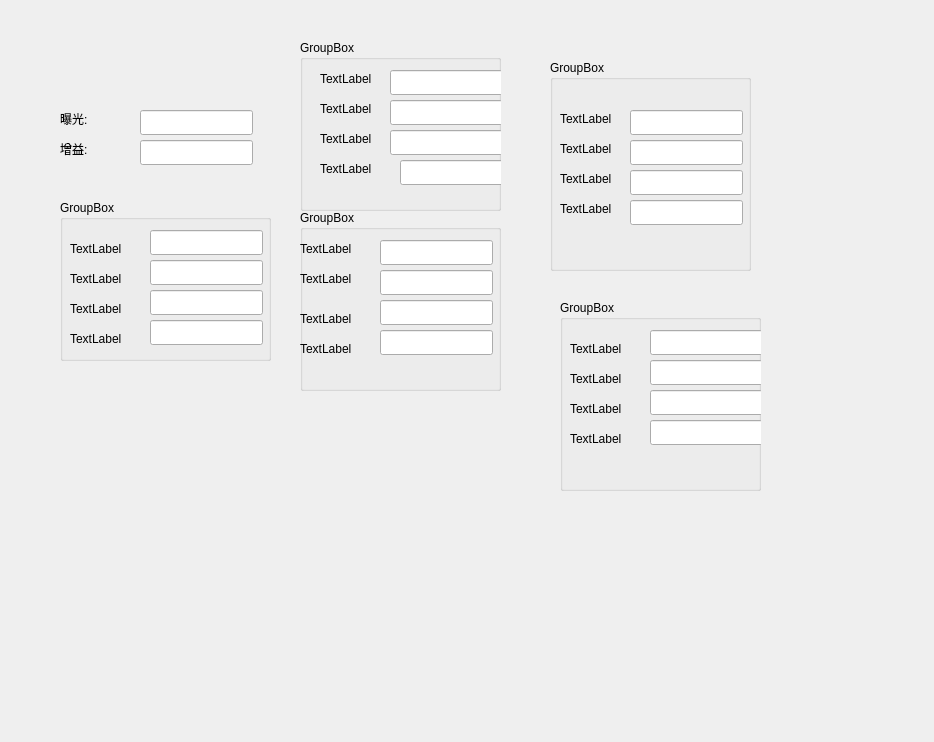
Before: the Qt Designer form weldroidProject/src/UI/XindeBao/preferences.ui in 295924038/robotics, drawn with Qt 5.
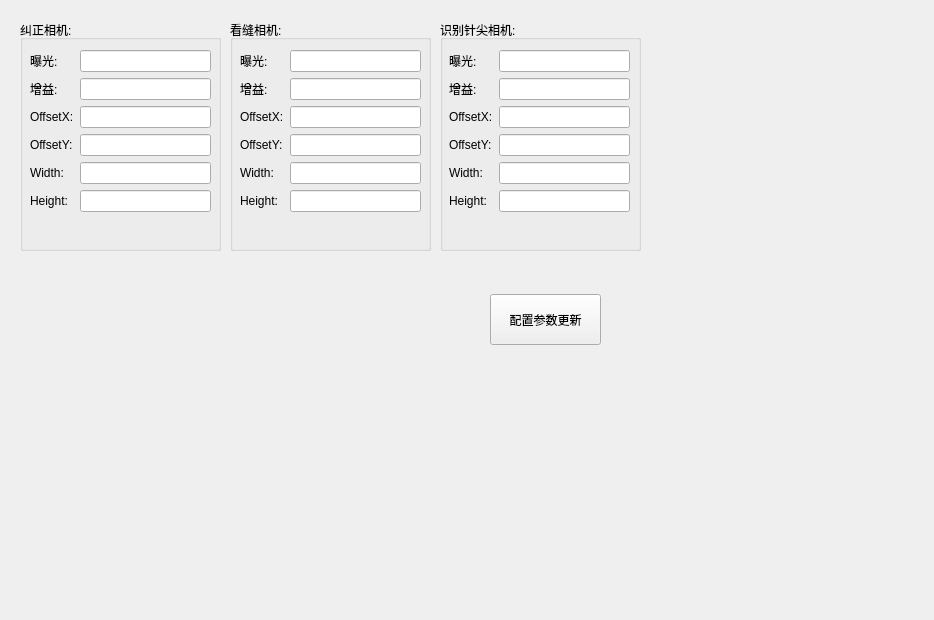
After: the same form once the commit is applied.

Commit message: 增加相机设置曝光增益roi等功能

The edit to the form file:
```diff
--- a/weldroidProject/src/UI/XindeBao/preferences.ui
+++ b/weldroidProject/src/UI/XindeBao/preferences.ui
@@ -7,582 +7,279 @@
     <x>0</x>
     <y>0</y>
     <width>934</width>
-    <height>742</height>
+    <height>620</height>
    </rect>
   </property>
   <property name="windowTitle">
    <string>Form</string>
   </property>
-  <widget class="QLabel" name="label">
-   <property name="geometry">
-    <rect>
-     <x>60</x>
-     <y>110</y>
-     <width>67</width>
-     <height>17</height>
-    </rect>
-   </property>
-   <property name="text">
-    <string>曝光:</string>
-   </property>
-  </widget>
-  <widget class="QLineEdit" name="lineEdit">
-   <property name="geometry">
-    <rect>
-     <x>140</x>
-     <y>110</y>
-     <width>113</width>
-     <height>25</height>
-    </rect>
-   </property>
-  </widget>
-  <widget class="QLabel" name="label_2">
-   <property name="geometry">
-    <rect>
-     <x>60</x>
-     <y>140</y>
-     <width>67</width>
-     <height>17</height>
-    </rect>
-   </property>
-   <property name="text">
-    <string>增益:</string>
-   </property>
-  </widget>
-  <widget class="QLineEdit" name="lineEdit_2">
-   <property name="geometry">
-    <rect>
-     <x>140</x>
-     <y>140</y>
-     <width>113</width>
-     <height>25</height>
-    </rect>
-   </property>
-  </widget>
   <widget class="QGroupBox" name="groupBox">
    <property name="geometry">
     <rect>
-     <x>60</x>
-     <y>200</y>
-     <width>211</width>
-     <height>161</height>
+     <x>20</x>
+     <y>20</y>
+     <width>201</width>
+     <height>231</height>
     </rect>
    </property>
    <property name="title">
-    <string>GroupBox</string>
+    <string>纠正相机:</string>
    </property>
-   <widget class="QLabel" name="label_3">
+   <widget class="QWidget" name="formLayoutWidget">
     <property name="geometry">
      <rect>
       <x>10</x>
-      <y>40</y>
-      <width>67</width>
-      <height>17</height>
-     </rect>
-    </property>
-    <property name="text">
-     <string>TextLabel</string>
-    </property>
-   </widget>
-   <widget class="QLabel" name="label_4">
-    <property name="geometry">
-     <rect>
-      <x>10</x>
-      <y>70</y>
-      <width>67</width>
-      <height>17</height>
-     </rect>
-    </property>
-    <property name="text">
-     <string>TextLabel</string>
-    </property>
-   </widget>
-   <widget class="QLabel" name="label_5">
-    <property name="geometry">
-     <rect>
-      <x>10</x>
-      <y>100</y>
-      <width>67</width>
-      <height>17</height>
-     </rect>
-    </property>
-    <property name="text">
-     <string>TextLabel</string>
-    </property>
-   </widget>
-   <widget class="QLabel" name="label_6">
-    <property name="geometry">
-     <rect>
-      <x>10</x>
-      <y>130</y>
-      <width>67</width>
-      <height>17</height>
-     </rect>
-    </property>
-    <property name="text">
-     <string>TextLabel</string>
-    </property>
-   </widget>
-   <widget class="QLineEdit" name="lineEdit_3">
-    <property name="geometry">
-     <rect>
-      <x>90</x>
       <y>30</y>
-      <width>113</width>
-      <height>25</height>
+      <width>181</width>
+      <height>191</height>
      </rect>
     </property>
-   </widget>
-   <widget class="QLineEdit" name="lineEdit_4">
-    <property name="geometry">
-     <rect>
-      <x>90</x>
-      <y>60</y>
-      <width>113</width>
-      <height>25</height>
-     </rect>
-    </property>
-   </widget>
-   <widget class="QLineEdit" name="lineEdit_5">
-    <property name="geometry">
-     <rect>
-      <x>90</x>
-      <y>90</y>
-      <width>113</width>
-      <height>25</height>
-     </rect>
-    </property>
-   </widget>
-   <widget class="QLineEdit" name="lineEdit_6">
-    <property name="geometry">
-     <rect>
-      <x>90</x>
-      <y>120</y>
-      <width>113</width>
-      <height>25</height>
-     </rect>
-    </property>
+    <layout class="QFormLayout" name="formLayout">
+     <item row="0" column="0">
+      <widget class="QLabel" name="label_3">
+       <property name="text">
+        <string>曝光:</string>
+       </property>
+      </widget>
+     </item>
+     <item row="0" column="1">
+      <widget class="QLineEdit" name="lineEdit_3"/>
+     </item>
+     <item row="1" column="0">
+      <widget class="QLabel" name="label_4">
+       <property name="text">
+        <string>增益:</string>
+       </property>
+      </widget>
+     </item>
+     <item row="2" column="0">
+      <widget class="QLabel" name="label_5">
+       <property name="text">
+        <string>OffsetX:</string>
+       </property>
+      </widget>
+     </item>
+     <item row="3" column="0">
+      <widget class="QLabel" name="label_6">
+       <property name="text">
+        <string>OffsetY:</string>
+       </property>
+      </widget>
+     </item>
+     <item row="4" column="0">
+      <widget class="QLabel" name="label_23">
+       <property name="text">
+        <string>Width:</string>
+       </property>
+      </widget>
+     </item>
+     <item row="5" column="0">
+      <widget class="QLabel" name="label_24">
+       <property name="text">
+        <string>Height:</string>
+       </property>
+      </widget>
+     </item>
+     <item row="1" column="1">
+      <widget class="QLineEdit" name="lineEdit_4"/>
+     </item>
+     <item row="2" column="1">
+      <widget class="QLineEdit" name="lineEdit_5"/>
+     </item>
+     <item row="3" column="1">
+      <widget class="QLineEdit" name="lineEdit_6"/>
+     </item>
+     <item row="4" column="1">
+      <widget class="QLineEdit" name="lineEdit_23"/>
+     </item>
+     <item row="5" column="1">
+      <widget class="QLineEdit" name="lineEdit_24"/>
+     </item>
+    </layout>
    </widget>
   </widget>
   <widget class="QGroupBox" name="groupBox_2">
    <property name="geometry">
     <rect>
-     <x>300</x>
-     <y>40</y>
+     <x>230</x>
+     <y>20</y>
      <width>201</width>
-     <height>171</height>
+     <height>231</height>
     </rect>
    </property>
    <property name="title">
-    <string>GroupBox</string>
+    <string>看缝相机:</string>
    </property>
-   <widget class="QLabel" name="label_7">
+   <widget class="QWidget" name="formLayoutWidget_2">
     <property name="geometry">
      <rect>
-      <x>20</x>
+      <x>10</x>
       <y>30</y>
-      <width>67</width>
-      <height>17</height>
+      <width>181</width>
+      <height>191</height>
      </rect>
     </property>
-    <property name="text">
-     <string>TextLabel</string>
-    </property>
-   </widget>
-   <widget class="QLabel" name="label_8">
-    <property name="geometry">
-     <rect>
-      <x>20</x>
-      <y>60</y>
-      <width>67</width>
-      <height>17</height>
-     </rect>
-    </property>
-    <property name="text">
-     <string>TextLabel</string>
-    </property>
-   </widget>
-   <widget class="QLabel" name="label_9">
-    <property name="geometry">
-     <rect>
-      <x>20</x>
-      <y>90</y>
-      <width>67</width>
-      <height>17</height>
-     </rect>
-    </property>
-    <property name="text">
-     <string>TextLabel</string>
-    </property>
-   </widget>
-   <widget class="QLabel" name="label_10">
-    <property name="geometry">
-     <rect>
-      <x>20</x>
-      <y>120</y>
-      <width>67</width>
-      <height>17</height>
-     </rect>
-    </property>
-    <property name="text">
-     <string>TextLabel</string>
-    </property>
-   </widget>
-   <widget class="QLineEdit" name="lineEdit_7">
-    <property name="geometry">
-     <rect>
-      <x>90</x>
-      <y>30</y>
-      <width>113</width>
-      <height>25</height>
-     </rect>
-    </property>
-   </widget>
-   <widget class="QLineEdit" name="lineEdit_8">
-    <property name="geometry">
-     <rect>
-      <x>90</x>
-      <y>60</y>
-      <width>113</width>
-      <height>25</height>
-     </rect>
-    </property>
-   </widget>
-   <widget class="QLineEdit" name="lineEdit_9">
-    <property name="geometry">
-     <rect>
-      <x>90</x>
-      <y>90</y>
-      <width>113</width>
-      <height>25</height>
-     </rect>
-    </property>
-   </widget>
-   <widget class="QLineEdit" name="lineEdit_10">
-    <property name="geometry">
-     <rect>
-      <x>100</x>
-      <y>120</y>
-      <width>113</width>
-      <height>25</height>
-     </rect>
-    </property>
+    <layout class="QFormLayout" name="formLayout_2">
+     <item row="0" column="0">
+      <widget class="QLabel" name="label_10">
+       <property name="text">
+        <string>曝光:</string>
+       </property>
+      </widget>
+     </item>
+     <item row="1" column="0">
+      <widget class="QLabel" name="label_8">
+       <property name="text">
+        <string>增益:</string>
+       </property>
+      </widget>
+     </item>
+     <item row="2" column="0">
+      <widget class="QLabel" name="label_7">
+       <property name="text">
+        <string>OffsetX:</string>
+       </property>
+      </widget>
+     </item>
+     <item row="3" column="0">
+      <widget class="QLabel" name="label_9">
+       <property name="text">
+        <string>OffsetY:</string>
+       </property>
+      </widget>
+     </item>
+     <item row="4" column="0">
+      <widget class="QLabel" name="label_26">
+       <property name="text">
+        <string>Width:</string>
+       </property>
+      </widget>
+     </item>
+     <item row="5" column="0">
+      <widget class="QLabel" name="label_25">
+       <property name="text">
+        <string>Height:</string>
+       </property>
+      </widget>
+     </item>
+     <item row="0" column="1">
+      <widget class="QLineEdit" name="lineEdit_7"/>
+     </item>
+     <item row="1" column="1">
+      <widget class="QLineEdit" name="lineEdit_8"/>
+     </item>
+     <item row="2" column="1">
+      <widget class="QLineEdit" name="lineEdit_9"/>
+     </item>
+     <item row="3" column="1">
+      <widget class="QLineEdit" name="lineEdit_10"/>
+     </item>
+     <item row="4" column="1">
+      <widget class="QLineEdit" name="lineEdit_26"/>
+     </item>
+     <item row="5" column="1">
+      <widget class="QLineEdit" name="lineEdit_25"/>
+     </item>
+    </layout>
    </widget>
   </widget>
   <widget class="QGroupBox" name="groupBox_3">
    <property name="geometry">
     <rect>
-     <x>300</x>
-     <y>210</y>
+     <x>440</x>
+     <y>20</y>
      <width>201</width>
-     <height>181</height>
+     <height>231</height>
     </rect>
    </property>
    <property name="title">
-    <string>GroupBox</string>
+    <string>识别针尖相机:</string>
    </property>
-   <widget class="QLabel" name="label_11">
+   <widget class="QWidget" name="formLayoutWidget_3">
     <property name="geometry">
      <rect>
-      <x>0</x>
+      <x>9</x>
       <y>30</y>
-      <width>67</width>
-      <height>17</height>
+      <width>181</width>
+      <height>191</height>
      </rect>
     </property>
-    <property name="text">
-     <string>TextLabel</string>
-    </property>
+    <layout class="QFormLayout" name="formLayout_3">
+     <item row="0" column="0">
+      <widget class="QLabel" name="label_14">
+       <property name="text">
+        <string>曝光:</string>
+       </property>
+      </widget>
+     </item>
+     <item row="1" column="0">
+      <widget class="QLabel" name="label_12">
+       <property name="text">
+        <string>增益:</string>
+       </property>
+      </widget>
+     </item>
+     <item row="2" column="0">
+      <widget class="QLabel" name="label_11">
+       <property name="text">
+        <string>OffsetX:</string>
+       </property>
+      </widget>
+     </item>
+     <item row="3" column="0">
+      <widget class="QLabel" name="label_13">
+       <property name="text">
+        <string>OffsetY:</string>
+       </property>
+      </widget>
+     </item>
+     <item row="4" column="0">
+      <widget class="QLabel" name="label_28">
+       <property name="text">
+        <string>Width:</string>
+       </property>
+      </widget>
+     </item>
+     <item row="5" column="0">
+      <widget class="QLabel" name="label_27">
+       <property name="text">
+        <string>Height:</string>
+       </property>
+      </widget>
+     </item>
+     <item row="0" column="1">
+      <widget class="QLineEdit" name="lineEdit_11"/>
+     </item>
+     <item row="1" column="1">
+      <widget class="QLineEdit" name="lineEdit_12"/>
+     </item>
+     <item row="2" column="1">
+      <widget class="QLineEdit" name="lineEdit_13"/>
+     </item>
+     <item row="3" column="1">
+      <widget class="QLineEdit" name="lineEdit_14"/>
+     </item>
+     <item row="4" column="1">
+      <widget class="QLineEdit" name="lineEdit_28"/>
+     </item>
+     <item row="5" column="1">
+      <widget class="QLineEdit" name="lineEdit_27"/>
+     </item>
+    </layout>
    </widget>
-   <widget class="QLabel" name="label_12">
-    <property name="geometry">
-     <rect>
-      <x>0</x>
-      <y>60</y>
-      <width>67</width>
-      <height>17</height>
-     </rect>
-    </property>
-    <property name="text">
-     <string>TextLabel</string>
-    </property>
-   </widget>
-   <widget class="QLabel" name="label_13">
-    <property name="geometry">
-     <rect>
-      <x>0</x>
-      <y>100</y>
-      <width>67</width>
-      <height>17</height>
-     </rect>
-    </property>
-    <property name="text">
-     <string>TextLabel</string>
-    </property>
-   </widget>
-   <widget class="QLabel" name="label_14">
-    <property name="geometry">
-     <rect>
-      <x>0</x>
-      <y>130</y>
-      <width>67</width>
-      <height>17</height>
-     </rect>
-    </property>
-    <property name="text">
-     <string>TextLabel</string>
-    </property>
-   </widget>
-   <widget class="QLineEdit" name="lineEdit_11">
-    <property name="geometry">
-     <rect>
-      <x>80</x>
-      <y>30</y>
-      <width>113</width>
-      <height>25</height>
-     </rect>
-    </property>
-   </widget>
-   <widget class="QLineEdit" name="lineEdit_12">
-    <property name="geometry">
-     <rect>
-      <x>80</x>
-      <y>60</y>
-      <width>113</width>
-      <height>25</height>
-     </rect>
-    </property>
-   </widget>
-   <widget class="QLineEdit" name="lineEdit_13">
-    <property name="geometry">
-     <rect>
-      <x>80</x>
-      <y>90</y>
-      <width>113</width>
-      <height>25</height>
-     </rect>
-    </property>
-   </widget>
-   <widget class="QLineEdit" name="lineEdit_14">
-    <property name="geometry">
-     <rect>
-      <x>80</x>
-      <y>120</y>
-      <width>113</width>
-      <height>25</height>
-     </rect>
-    </property>
-   </widget>
   </widget>
-  <widget class="QGroupBox" name="groupBox_4">
+  <widget class="QPushButton" name="btn_save">
    <property name="geometry">
     <rect>
-     <x>560</x>
-     <y>300</y>
-     <width>201</width>
-     <height>191</height>
+     <x>490</x>
+     <y>294</y>
+     <width>111</width>
+     <height>51</height>
     </rect>
    </property>
-   <property name="title">
-    <string>GroupBox</string>
+   <property name="text">
+    <string>配置参数更新</string>
    </property>
-   <widget class="QLabel" name="label_15">
-    <property name="geometry">
-     <rect>
-      <x>10</x>
-      <y>40</y>
-      <width>67</width>
-      <height>17</height>
-     </rect>
-    </property>
-    <property name="text">
-     <string>TextLabel</string>
-    </property>
-   </widget>
-   <widget class="QLabel" name="label_16">
-    <property name="geometry">
-     <rect>
-      <x>10</x>
-      <y>70</y>
-      <width>67</width>
-      <height>17</height>
-     </rect>
-    </property>
-    <property name="text">
-     <string>TextLabel</string>
-    </property>
-   </widget>
-   <widget class="QLabel" name="label_17">
-    <property name="geometry">
-     <rect>
-      <x>10</x>
-      <y>100</y>
-      <width>67</width>
-      <height>17</height>
-     </rect>
-    </property>
-    <property name="text">
-     <string>TextLabel</string>
-    </property>
-   </widget>
-   <widget class="QLabel" name="label_18">
-    <property name="geometry">
-     <rect>
-      <x>10</x>
-      <y>130</y>
-      <width>67</width>
-      <height>17</height>
-     </rect>
-    </property>
-    <property name="text">
-     <string>TextLabel</string>
-    </property>
-   </widget>
-   <widget class="QLineEdit" name="lineEdit_15">
-    <property name="geometry">
-     <rect>
-      <x>90</x>
-      <y>30</y>
-      <width>113</width>
-      <height>25</height>
-     </rect>
-    </property>
-   </widget>
-   <widget class="QLineEdit" name="lineEdit_16">
-    <property name="geometry">
-     <rect>
-      <x>90</x>
-      <y>60</y>
-      <width>113</width>
-      <height>25</height>
-     </rect>
-    </property>
-   </widget>
-   <widget class="QLineEdit" name="lineEdit_17">
-    <property name="geometry">
-     <rect>
-      <x>90</x>
-      <y>90</y>
-      <width>113</width>
-      <height>25</height>
-     </rect>
-    </property>
-   </widget>
-   <widget class="QLineEdit" name="lineEdit_18">
-    <property name="geometry">
-     <rect>
-      <x>90</x>
-      <y>120</y>
-      <width>113</width>
-      <height>25</height>
-     </rect>
-    </property>
-   </widget>
-  </widget>
-  <widget class="QGroupBox" name="groupBox_5">
-   <property name="geometry">
-    <rect>
-     <x>550</x>
-     <y>60</y>
-     <width>201</width>
-     <height>211</height>
-    </rect>
-   </property>
-   <property name="title">
-    <string>GroupBox</string>
-   </property>
-   <widget class="QLabel" name="label_19">
-    <property name="geometry">
-     <rect>
-      <x>10</x>
-      <y>50</y>
-      <width>67</width>
-      <height>17</height>
-     </rect>
-    </property>
-    <property name="text">
-     <string>TextLabel</string>
-    </property>
-   </widget>
-   <widget class="QLabel" name="label_20">
-    <property name="geometry">
-     <rect>
-      <x>10</x>
-      <y>80</y>
-      <width>67</width>
-      <height>17</height>
-     </rect>
-    </property>
-    <property name="text">
-     <string>TextLabel</string>
-    </property>
-   </widget>
-   <widget class="QLabel" name="label_21">
-    <property name="geometry">
-     <rect>
-      <x>10</x>
-      <y>110</y>
-      <width>67</width>
-      <height>17</height>
-     </rect>
-    </property>
-    <property name="text">
-     <string>TextLabel</string>
-    </property>
-   </widget>
-   <widget class="QLabel" name="label_22">
-    <property name="geometry">
-     <rect>
-      <x>10</x>
-      <y>140</y>
-      <width>67</width>
-      <height>17</height>
-     </rect>
-    </property>
-    <property name="text">
-     <string>TextLabel</string>
-    </property>
-   </widget>
-   <widget class="QLineEdit" name="lineEdit_19">
-    <property name="geometry">
-     <rect>
-      <x>80</x>
-      <y>50</y>
-      <width>113</width>
-      <height>25</height>
-     </rect>
-    </property>
-   </widget>
-   <widget class="QLineEdit" name="lineEdit_20">
-    <property name="geometry">
-     <rect>
-      <x>80</x>
-      <y>80</y>
-      <width>113</width>
-      <height>25</height>
-     </rect>
-    </property>
-   </widget>
-   <widget class="QLineEdit" name="lineEdit_21">
-    <property name="geometry">
-     <rect>
-      <x>80</x>
-      <y>110</y>
-      <width>113</width>
-      <height>25</height>
-     </rect>
-    </property>
-   </widget>
-   <widget class="QLineEdit" name="lineEdit_22">
-    <property name="geometry">
-     <rect>
-      <x>80</x>
-      <y>140</y>
-      <width>113</width>
-      <height>25</height>
-     </rect>
-    </property>
-   </widget>
   </widget>
  </widget>
  <resources/>
```
The commit also changes 9 other files.
